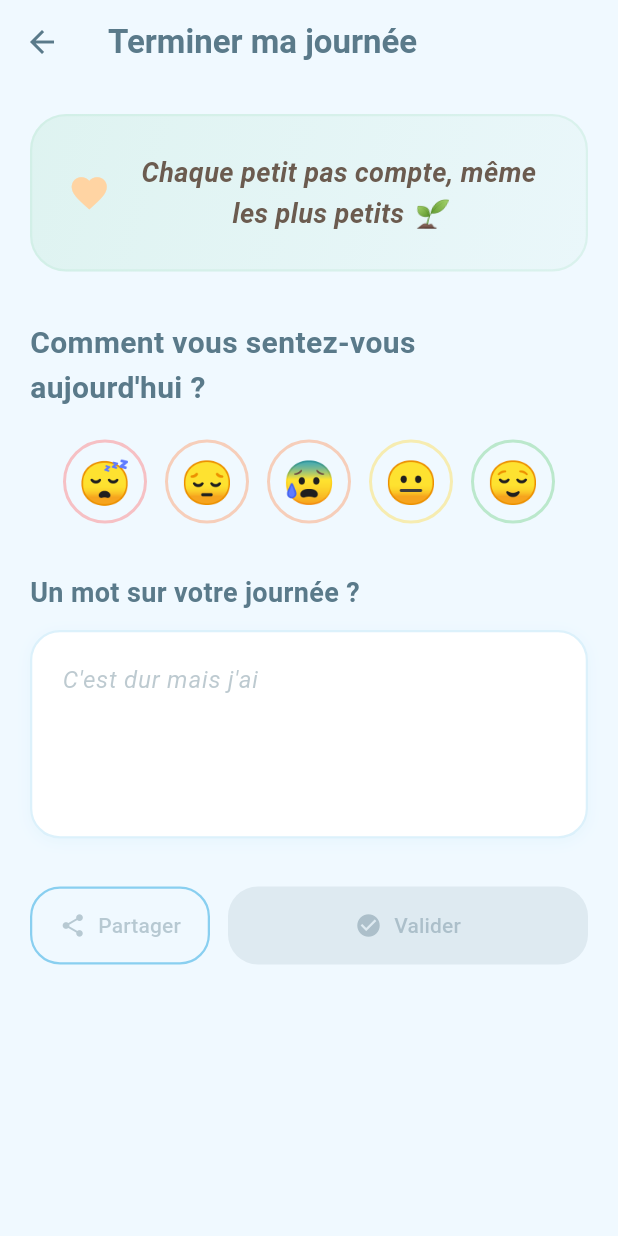
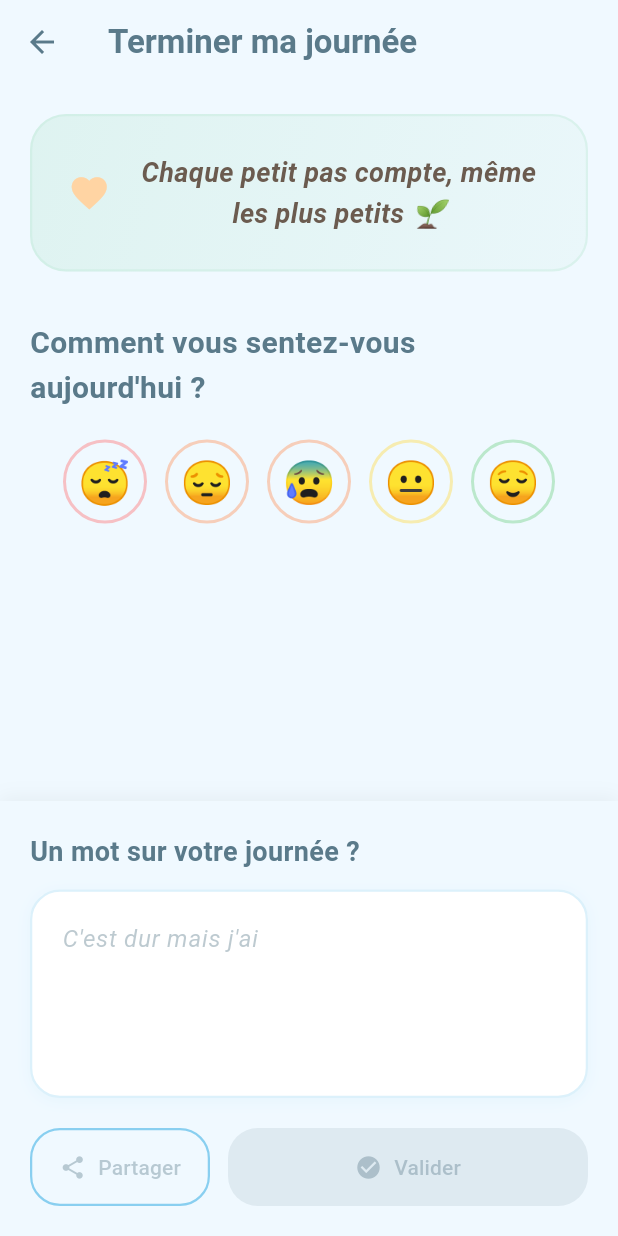
Before and after one commit to rachiddaoud/silva, a Flutter app: the DayCompletionScreen screen opened directly with empty values, on a phone screen of 412 x 824 dp. Run offline on Flutter 3.47's test engine with Material 3 defaults, Android fonts, the phone set to English and light mode, and no system bars; our stand-ins replace flutter_local_notifications, share_plus, shared_preferences, timezone; accounts and stored records are empty.

Commit message:
Refactor DayCompletionScreen to improve UI and functionality. Added a victories recap section and an emotion selector. Updated share text formatting and ensured safe navigation pop. Removed EmotionCheckinModal widget as part of the cleanup.

```diff
--- a/lib/screens/day_completion_screen.dart
+++ b/lib/screens/day_completion_screen.dart
@@ -136,11 +136,13 @@ class _DayCompletionScreenState extends State<DayCompletionScreen> {
 
     final comment = _commentController.text.trim();
     final emotionText = selectedEmotion!.name;
+    final count = _accomplishedCount;
+    final plural = count > 1 ? 's' : '';
 
     final shareText = '''
 🌟 Ma journée du ${_formatDate(DateTime.now())}
 
-$_accomplishedCount victoire${_accomplishedCount > 1 ? 's' : ''} accomplie${_accomplishedCount > 1 ? 's' : ''} :
+$count victoire$plural accomplie$plural :
 $victoriesText
 
 💭 Comment je me sens : $emotionText ${selectedEmotion!.emoji}
@@ -153,8 +155,8 @@ ${comment.isNotEmpty ? '💬 $comment' : ''}
     Share.share(shareText);
   }
 
-  String _formatDate(DateTime date) {
-    final months = [
+  static String _formatDate(DateTime date) {
+    const months = [
       'janvier',
       'février',
       'mars',
@@ -186,38 +188,13 @@ ${comment.isNotEmpty ? '💬 $comment' : ''}
       selectedEmotion!,
       _commentController.text.trim(),
     );
+    if (mounted) {
       Navigator.of(context).pop();
     }
+  }
 
-  @override
-  Widget build(BuildContext context) {
-    final theme = Theme.of(context);
-
-    return Scaffold(
-      backgroundColor: theme.scaffoldBackgroundColor,
-      appBar: AppBar(
-        backgroundColor: Colors.transparent,
-        elevation: 0,
-        leading: IconButton(
-          icon: Icon(Icons.arrow_back, color: theme.colorScheme.onSurface),
-          onPressed: () => Navigator.of(context).pop(),
-        ),
-        title: Text(
-          'Terminer ma journée',
-          style: TextStyle(
-            fontSize: 22,
-            fontWeight: FontWeight.w700,
-            color: theme.colorScheme.onSurface,
-          ),
-        ),
-      ),
-      body: SingleChildScrollView(
-        padding: const EdgeInsets.all(20),
-        child: Column(
-          crossAxisAlignment: CrossAxisAlignment.start,
-          children: [
-            // Récapitulatif de la journée
-            Container(
+  Widget _buildVictoriesRecap(ThemeData theme) {
+    return Container(
       width: double.infinity,
       padding: const EdgeInsets.all(24),
       decoration: BoxDecoration(
@@ -262,7 +239,7 @@ ${comment.isNotEmpty ? '💬 $comment' : ''}
                 ),
               ],
             ),
-                  if (_accomplishedVictories.isNotEmpty) ...[
+          if (_accomplishedVictories.isNotEmpty)
             Wrap(
               spacing: 8,
               runSpacing: 8,
@@ -302,9 +279,71 @@ ${comment.isNotEmpty ? '💬 $comment' : ''}
               }).toList(),
             ),
         ],
+      ),
+    );
+  }
+
+  Widget _buildEmotionSelector(ThemeData theme) {
+    return Center(
+      child: SingleChildScrollView(
+        scrollDirection: Axis.horizontal,
+        child: Row(
+          mainAxisAlignment: MainAxisAlignment.center,
+          mainAxisSize: MainAxisSize.min,
+          children: [
+            for (final emotion in Emotion.emotions.take(5))
+              Padding(
+                padding: const EdgeInsets.symmetric(horizontal: 6),
+                child: WireframeSmiley(
+                  emoji: emotion.emoji,
+                  isSelected: selectedEmotion == emotion,
+                  moodColor: emotion.moodColor,
+                  onTap: () {
+                    setState(() {
+                      selectedEmotion = emotion;
+                    });
+                  },
+                ),
+              ),
           ],
         ),
       ),
+    );
+  }
+
+  @override
+  Widget build(BuildContext context) {
+    final theme = Theme.of(context);
+
+    return Scaffold(
+      backgroundColor: theme.scaffoldBackgroundColor,
+      appBar: AppBar(
+        backgroundColor: Colors.transparent,
+        elevation: 0,
+        leading: IconButton(
+          icon: Icon(Icons.arrow_back, color: theme.colorScheme.onSurface),
+          onPressed: () => Navigator.of(context).pop(),
+        ),
+        title: Text(
+          'Terminer ma journée',
+          style: TextStyle(
+            fontSize: 22,
+            fontWeight: FontWeight.w700,
+            color: theme.colorScheme.onSurface,
+          ),
+        ),
+      ),
+      body: Column(
+        children: [
+          // Contenu scrollable
+          Expanded(
+            child: SingleChildScrollView(
+              padding: const EdgeInsets.all(20),
+              child: Column(
+                crossAxisAlignment: CrossAxisAlignment.start,
+                children: [
+                  // Récapitulatif de la journée
+                  _buildVictoriesRecap(theme),
                   const SizedBox(height: 32),
 
                   // Sélection de l'émotion
@@ -318,37 +357,29 @@ ${comment.isNotEmpty ? '💬 $comment' : ''}
                   ),
                   const SizedBox(height: 20),
                   // Smileys emoji centrés sur une seule ligne (5 seulement)
-            Center(
-              child: SingleChildScrollView(
-                scrollDirection: Axis.horizontal,
-                child: Row(
-                  mainAxisAlignment: MainAxisAlignment.center,
-                  mainAxisSize: MainAxisSize.min,
-                  children: [
-                    // Prendre seulement les 5 premières émotions
-                    ...Emotion.emotions.take(5).toList().map((emotion) {
-                      final isSelected = selectedEmotion == emotion;
-
-                      return Padding(
-                        padding: const EdgeInsets.symmetric(horizontal: 6),
-                        child: WireframeSmiley(
-                          emoji: emotion.emoji,
-                          isSelected: isSelected,
-                          moodColor: emotion.moodColor,
-                          onTap: () {
-                            setState(() {
-                              selectedEmotion = emotion;
-                            });
-                          },
-                        ),
-                      );
-                    }),
+                  _buildEmotionSelector(theme),
+                  const SizedBox(height: 32),
                 ],
               ),
             ),
           ),
-            const SizedBox(height: 32),
-
+          // Zone fixe en bas avec textarea et boutons
+          Container(
+            padding: const EdgeInsets.all(20),
+            decoration: BoxDecoration(
+              color: theme.scaffoldBackgroundColor,
+              boxShadow: [
+                BoxShadow(
+                  color: Colors.black.withValues(alpha: 0.05),
+                  blurRadius: 10,
+                  offset: const Offset(0, -2),
+                ),
+              ],
+            ),
+            child: Column(
+              mainAxisSize: MainAxisSize.min,
+              crossAxisAlignment: CrossAxisAlignment.start,
+              children: [
                 // Champ de commentaire
                 Text(
                   'Un mot sur votre journée ?',
@@ -393,7 +424,7 @@ ${comment.isNotEmpty ? '💬 $comment' : ''}
                     ),
                   ),
                 ),
-            const SizedBox(height: 32),
+                const SizedBox(height: 20),
 
                 // Boutons d'action
                 Row(
@@ -435,9 +466,10 @@ ${comment.isNotEmpty ? '💬 $comment' : ''}
                     ),
                   ],
                 ),
-            const SizedBox(height: 20),
               ],
             ),
+          ),
+        ],
       ),
     );
   }
--- a/lib/widgets/wireframe_smiley.dart
+++ b/lib/widgets/wireframe_smiley.dart
@@ -1,5 +1,6 @@
 import 'package:flutter/material.dart';
 
+/// Widget pour afficher un emoji d'émotion dans un cercle avec bordure colorée
 class WireframeSmiley extends StatelessWidget {
   final String emoji;
   final bool isSelected;
```
Also changed, not shown: lib/widgets/emotion_checkin_modal.dart (deleted, +0 -205 lines). Lines whose indentation alone changed are shown as unchanged.
